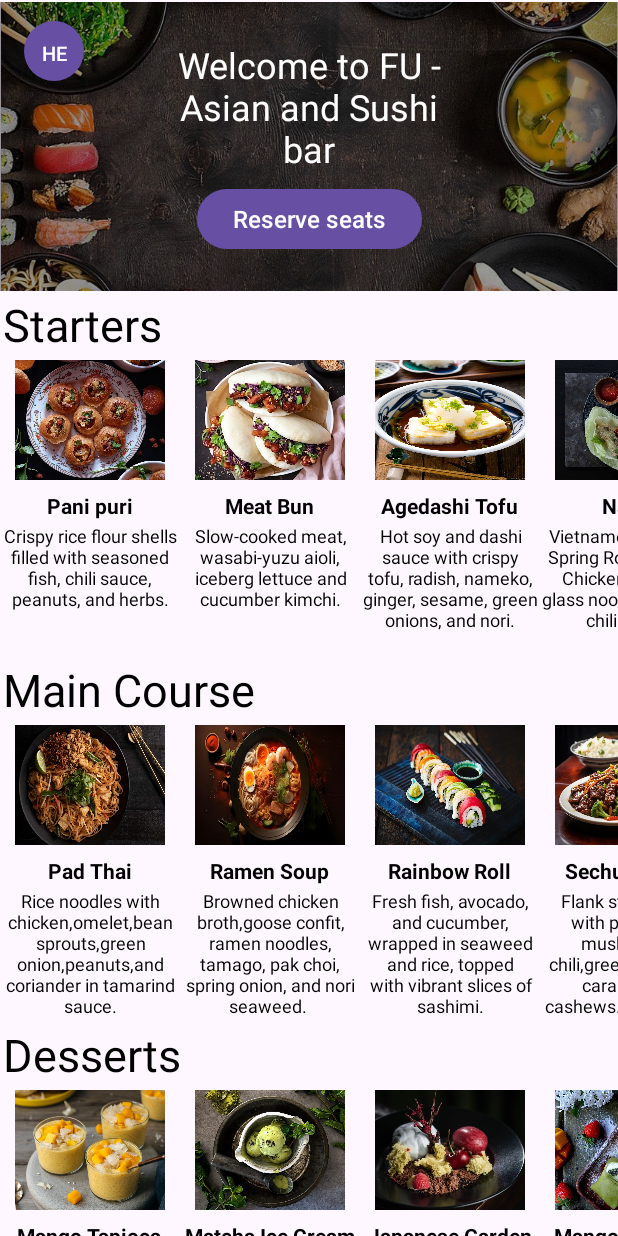
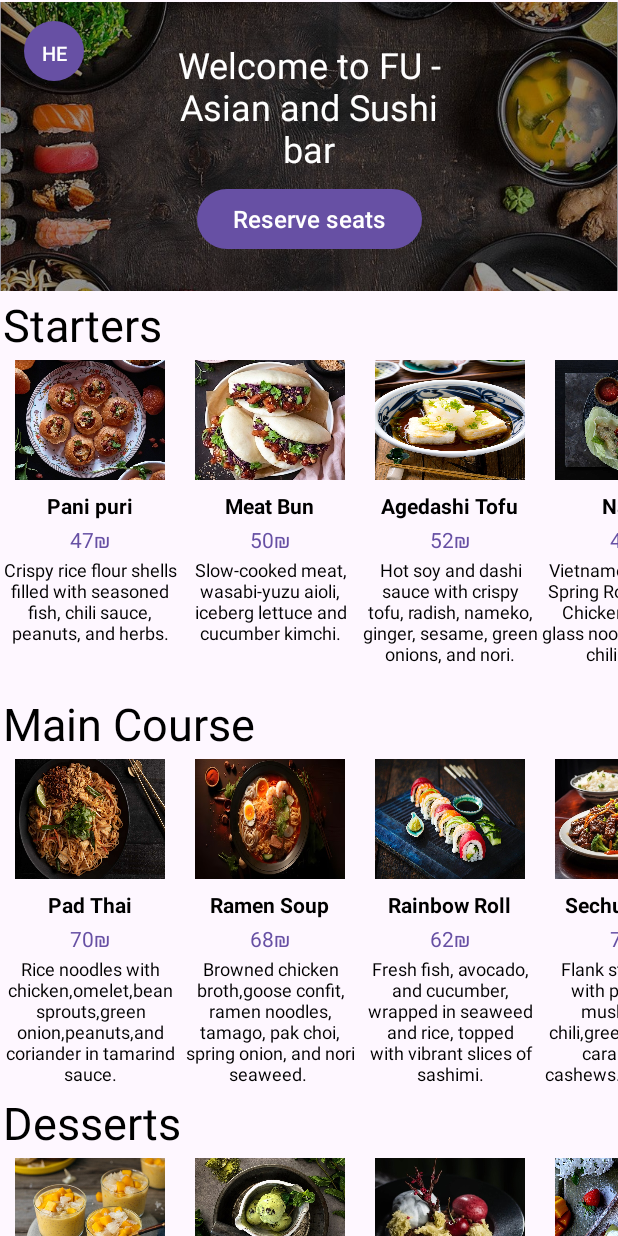
Before and after one commit to NoaErben/sushi-restaurant-kotlin, an Android app: the screen it shows after launch (MainActivity), on a phone screen of 412 x 824 dp. Run offline under Robolectric (Android 15) with nearby library versions, the phone set to English and light mode, and no system bars; Roboto replaces fonts that are not available here.

Commit message:
added price labels

```diff
--- a/app/src/main/java/com/example/sushirestaurant/DishView.kt
+++ b/app/src/main/java/com/example/sushirestaurant/DishView.kt
@@ -7,6 +7,7 @@ import android.widget.LinearLayout
 import android.widget.TextView
 import androidx.annotation.DrawableRes
 import android.graphics.Color
+import androidx.core.content.ContextCompat
 
 class DishView @JvmOverloads constructor(
     context: Context,
@@ -17,12 +18,14 @@ class DishView @JvmOverloads constructor(
     private val imageView: ImageView
     private val labelText: TextView
     private val descriptionText: TextView
+    private val price : TextView
 
     init {
         inflate(context, R.layout.dish_view, this)
         imageView = findViewById(R.id.image_view)
         labelText = findViewById(R.id.label_text)
         descriptionText = findViewById(R.id.descriptionText)
+        price = findViewById(R.id.price)
         attrs?.let { setAttributes(context, it) }
     }
 
@@ -32,6 +35,8 @@ class DishView @JvmOverloads constructor(
         val labelText = typedArray.getString(R.styleable.DishView_labelText)
         val labelColor = typedArray.getColor(R.styleable.DishView_labelColor, Color.BLACK)
         val descriptionText = typedArray.getString(R.styleable.DishView_descriptionText)
+        val priceText =  typedArray.getString(R.styleable.DishView_price)
+        val priceColor = typedArray.getColor(R.styleable.DishView_priceColor, ContextCompat.getColor(context, R.color.purple))
         typedArray.recycle()
 
         if (imageRes != 0) {
@@ -46,8 +51,13 @@ class DishView @JvmOverloads constructor(
             this.descriptionText.text = descriptionText
         }
 
+        if (priceText != null) {
+            this.price.text = priceText
+        }
+
         this.labelText.setTextColor(labelColor)
         this.descriptionText.setTextColor(labelColor)
+        this.price.setTextColor(priceColor)
     }
 
     fun setImageSrc(@DrawableRes imageRes: Int) {
--- a/app/src/main/res/layout/activity_main.xml
+++ b/app/src/main/res/layout/activity_main.xml
@@ -69,7 +69,7 @@
             android:layout_marginBottom="24dp"
             android:text="Reserve seats"
             android:textAllCaps="false"
-            android:textColor="@android:color/white"
+            android:textColor="@color/white"
             android:textSize="16sp"
             app:layout_constraintBottom_toBottomOf="@+id/background_image"
             app:layout_constraintEnd_toEndOf="@+id/background_image"
@@ -113,7 +113,8 @@
                     app:descriptionText="Crispy rice flour shells filled with seasoned fish, chili sauce, peanuts, and herbs."
                     app:imageSrc="@drawable/pani_puri"
                     app:labelColor="@color/black"
-                    app:labelText="Pani puri" />
+                    app:labelText="Pani puri"
+                    app:price = "47₪" />
 
                 <com.example.sushirestaurant.DishView
                     android:id="@+id/meat_bun"
@@ -122,7 +123,9 @@
                     app:descriptionText="Slow-cooked meat, wasabi-yuzu aioli, iceberg lettuce and cucumber kimchi."
                     app:imageSrc="@drawable/meat_bun"
                     app:labelColor="@color/black"
-                    app:labelText="Meat Bun" />
+                    app:labelText="Meat Bun"
+                    app:price = "50₪" />
+                />
 
                 <com.example.sushirestaurant.DishView
                     android:id="@+id/agedashi_tofu"
@@ -131,7 +134,8 @@
                     app:descriptionText="Hot soy and dashi sauce with crispy tofu, radish, nameko, ginger, sesame, green onions, and nori."
                     app:imageSrc="@drawable/agedashi_tofu"
                     app:labelColor="@color/black"
-                    app:labelText="Agedashi Tofu" />
+                    app:labelText="Agedashi Tofu"
+                    app:price = "52₪" />
 
                 <com.example.sushirestaurant.DishView
                     android:id="@+id/nams"
@@ -140,7 +144,8 @@
                     app:descriptionText="Vietnamese Chicken Spring Roll filled with Chicken, veggies, glass noodles, lettuce, chili sauce."
                     app:imageSrc="@drawable/nams"
                     app:labelColor="@color/black"
-                    app:labelText="Nams" />
+                    app:labelText="Nams"
+                    app:price = "48₪"/>
             </LinearLayout>
         </HorizontalScrollView>
 
@@ -181,7 +186,8 @@
                     app:descriptionText="Rice noodles with chicken,omelet,bean sprouts,green onion,peanuts,and coriander in tamarind sauce."
                     app:imageSrc="@drawable/pad_thai"
                     app:labelColor="@color/black"
-                    app:labelText="Pad Thai" />
+                    app:labelText="Pad Thai"
+                    app:price = "70₪"/>
 
                 <com.example.sushirestaurant.DishView
                     android:id="@+id/ramen_soup"
@@ -190,7 +196,8 @@
                     app:descriptionText="Browned chicken broth,goose confit, ramen noodles, tamago, pak choi, spring onion, and nori seaweed. "
                     app:imageSrc="@drawable/ramen_soup"
                     app:labelColor="@color/black"
-                    app:labelText="Ramen Soup" />
+                    app:labelText="Ramen Soup"
+                    app:price = "68₪"/>
 
                 <com.example.sushirestaurant.DishView
                     android:id="@+id/rainbow_roll"
@@ -199,7 +206,8 @@
                     app:descriptionText="Fresh fish, avocado, and cucumber, wrapped in seaweed and rice, topped with vibrant slices of sashimi."
                     app:imageSrc="@drawable/rainbow_roll"
                     app:labelColor="@color/black"
-                    app:labelText="Rainbow Roll" />
+                    app:labelText="Rainbow Roll"
+                    app:price = "62₪" />
 
                 <com.example.sushirestaurant.DishView
                     android:id="@+id/sechuan_beef"
@@ -208,7 +216,8 @@
                     app:descriptionText="Flank steak strips with portobello mushrooms, chili,green onion,and caramelized cashews.Served with steamed rice."
                     app:imageSrc="@drawable/sechuan_beef"
                     app:labelColor="@color/black"
-                    app:labelText="Sechuan Beef" />
+                    app:labelText="Sechuan Beef"
+                    app:price = "71₪" />
             </LinearLayout>
         </HorizontalScrollView>
 
@@ -226,7 +235,8 @@
             app:layout_constraintEnd_toEndOf="@+id/hor_scroll_main_course"
             app:layout_constraintHorizontal_bias="0.0"
             app:layout_constraintStart_toStartOf="@+id/background_image"
-            app:layout_constraintTop_toBottomOf="@+id/hor_scroll_main_course" />
+            app:layout_constraintTop_toBottomOf="@+id/hor_scroll_main_course"
+            />
 
 
         <HorizontalScrollView
@@ -250,7 +260,8 @@
                     app:descriptionText="Sweet mango cubes mixed with chewy tapioca pearls in a creamy coconut milk base."
                     app:imageSrc="@drawable/mango_tapioca"
                     app:labelColor="@color/black"
-                    app:labelText="Mango Tapioca" />
+                    app:labelText="Mango Tapioca"
+                    app:price = "45₪" />/>
 
                 <com.example.sushirestaurant.DishView
                     android:id="@+id/matcha_ice_cream"
@@ -259,7 +270,8 @@
                     app:descriptionText="Creamy green tea-flavored ice cream, perfect for matcha lovers."
                     app:imageSrc="@drawable/matcha_ice_cream"
                     app:labelColor="@color/black"
-                    app:labelText="Matcha Ice Cream" />
+                    app:labelText="Matcha Ice Cream"
+                    app:price = "30₪" />/>
 
                 <com.example.sushirestaurant.DishView
                     android:id="@+id/japanese_garden"
@@ -268,7 +280,8 @@
                     app:descriptionText="Matcha parfait,white chocolate,cherry sorbet and matcha sponge."
                     app:imageSrc="@drawable/japanese_garden"
                     app:labelColor="@color/black"
-                    app:labelText="Japanese Garden" />
+                    app:labelText="Japanese Garden"
+                    app:price = "48₪" />/>
 
                 <com.example.sushirestaurant.DishView
                     android:id="@+id/mango_pancake"
@@ -277,7 +290,8 @@
                     app:descriptionText="Delicate crepes filled with fresh fruit slices and whipped cream."
                     app:imageSrc="@drawable/mango_pancake"
                     app:labelColor="@color/black"
-                    app:labelText="Mango Pancake" />
+                    app:labelText="Mango Pancake"
+                    app:price = "38₪" />/>
             </LinearLayout>
         </HorizontalScrollView>
 
@@ -318,7 +332,8 @@
                     app:descriptionText="Vodka infused with lychee essence, served chilled for a refreshing and subtly sweet cocktail experience."
                     app:imageSrc="@drawable/martini_lychee"
                     app:labelColor="@color/black"
-                    app:labelText="Martini Lychee" />
+                    app:labelText="Martini Lychee"
+                    app:price = "54₪" />/>
 
                 <com.example.sushirestaurant.DishView
                     android:id="@+id/matcha_margarita"
@@ -327,7 +342,8 @@
                     app:descriptionText="Tequila infused with matcha tea, citrus zest, and a salted rim for a refreshing kick."
                     app:imageSrc="@drawable/matcha_margarita"
                     app:labelColor="@color/black"
-                    app:labelText="Matcha Margarita" />
+                    app:labelText="Matcha Margarita"
+                    app:price = "48₪" />/>
 
                 <com.example.sushirestaurant.DishView
                     android:id="@+id/sakura_sunset"
@@ -336,7 +352,8 @@
                     app:descriptionText="infused vodka with citrus and grenadine, garnished with a cherry."
                     app:imageSrc="@drawable/sakura_sunset"
                     app:labelColor="@color/black"
-                    app:labelText="Sakura Sunset" />
+                    app:labelText="Sakura Sunset"
+                    app:price = "52₪" />/>
 
                 <com.example.sushirestaurant.DishView
                     android:id="@+id/shochu_flower"
@@ -345,7 +362,8 @@
                     app:descriptionText="A vibrant purple concoction blending Shochu with elderflower liqueur and soda, served over ice."
                     app:imageSrc="@drawable/shochu_flower"
                     app:labelColor="@color/black"
-                    app:labelText="Shochu Flower" />
+                    app:labelText="Shochu Flower"
+                    app:price = "54₪" />/>
             </LinearLayout>
         </HorizontalScrollView>
 
@@ -385,7 +403,8 @@
                     android:layout_height="wrap_content"
                     app:imageSrc="@drawable/cola"
                     app:labelColor="@color/black"
-                    app:labelText="Cola" />
+                    app:labelText="Cola"
+                    app:price = "13₪" />/>
 
                 <com.example.sushirestaurant.DishView
                     android:id="@+id/sprite"
@@ -393,7 +412,8 @@
                     android:layout_height="wrap_content"
                     app:imageSrc="@drawable/sprite"
                     app:labelColor="@color/black"
-                    app:labelText="Sprite" />
+                    app:labelText="Sprite"
+                    app:price = "12₪" />/>
 
                 <com.example.sushirestaurant.DishView
                     android:id="@+id/mineral_water"
@@ -401,7 +421,8 @@
                     android:layout_height="wrap_content"
                     app:imageSrc="@drawable/water"
                     app:labelColor="@color/black"
-                    app:labelText="Mineral Water" />
+                    app:labelText="Mineral Water"
+                    app:price = "11₪" />/>
 
                 <com.example.sushirestaurant.DishView
                     android:id="@+id/fuze_tea"
@@ -409,7 +430,8 @@
                     android:layout_height="wrap_content"
                     app:imageSrc="@drawable/fuze_tea"
                     app:labelColor="@color/black"
-                    app:labelText="Fuze Tea" />
+                    app:labelText="Fuze Tea"
+                    app:price = "13₪" />/>
             </LinearLayout>
         </HorizontalScrollView>
 
--- a/app/src/main/res/layout/dish_view.xml
+++ b/app/src/main/res/layout/dish_view.xml
@@ -21,6 +21,13 @@
         android:textStyle="bold" />
 
     <TextView
+        android:id="@+id/price"
+        android:layout_width="wrap_content"
+        android:layout_height="wrap_content"
+        android:textSize="14sp"
+        android:layout_marginTop="3dp"/>
+
+    <TextView
         android:id="@+id/descriptionText"
         android:layout_width="match_parent"
         android:layout_height="wrap_content"
--- a/app/src/main/res/values/atters.xml
+++ b/app/src/main/res/values/atters.xml
@@ -5,5 +5,7 @@
         <attr name="labelText" format="string" />
         <attr name="labelColor" format="color" />
         <attr name="descriptionText" format="string" />
+        <attr name="price" format="string" />
+        <attr name="priceColor" format="color" />
     </declare-styleable>
 </resources>
--- a/app/src/main/res/values/colors.xml
+++ b/app/src/main/res/values/colors.xml
@@ -2,4 +2,5 @@
 <resources>
     <color name="black">#FF000000</color>
     <color name="white">#FFFFFFFF</color>
+    <color name="purple">#6750A4</color>
 </resources>
```
